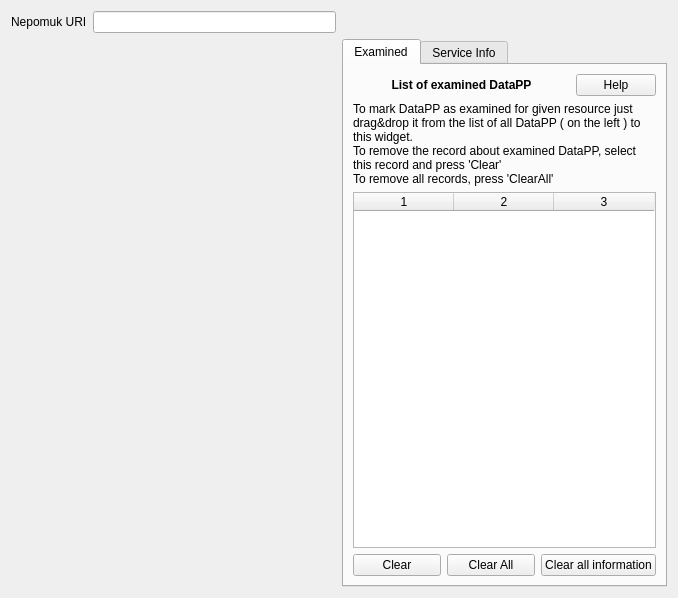
This is runtime/webextractor/console/infoPage.ui in KDE/nepomuk-web-extractor as Qt 5 draws it before an edit. The edited form follows.
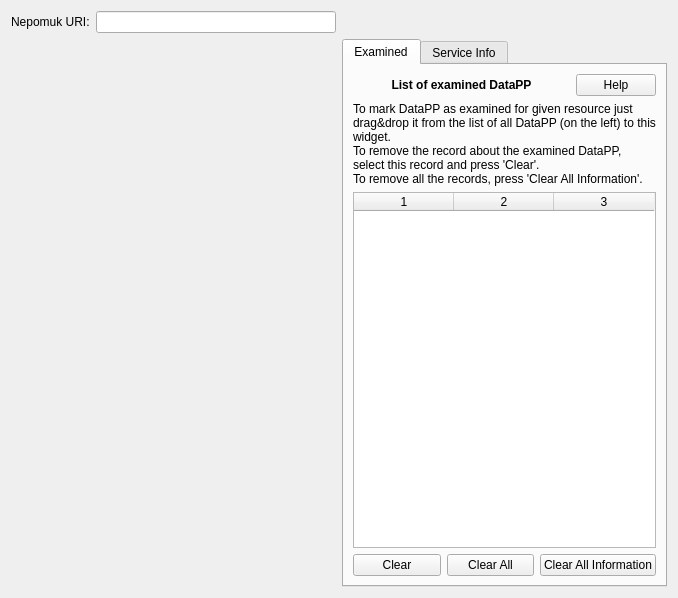
This is the edited form. Custom widgets are drawn as their Qt base class.

Diff of the .ui file:
```diff
--- a/runtime/webextractor/console/infoPage.ui
+++ b/runtime/webextractor/console/infoPage.ui
@@ -16,7 +16,7 @@
      <item>
       <widget class="QLabel" name="label_3">
        <property name="text">
-        <string>Nepomuk URI</string>
+        <string>Nepomuk URI:</string>
        </property>
       </widget>
      </item>
@@ -93,10 +93,8 @@
           <string>&lt;!DOCTYPE HTML PUBLIC &quot;-//W3C//DTD HTML 4.0//EN&quot; &quot;http://www.w3.org/TR/REC-html40/strict.dtd&quot;&gt;
 &lt;html&gt;&lt;head&gt;&lt;meta name=&quot;qrichtext&quot; content=&quot;1&quot; /&gt;&lt;style type=&quot;text/css&quot;&gt;
 p, li { white-space: pre-wrap; }
-&lt;/style&gt;&lt;/head&gt;&lt;body style=&quot; font-family:'Sans Serif'; font-size:9pt; font-weight:400; font-style:normal;&quot;&gt;
-&lt;p style=&quot; margin-top:0px; margin-bottom:0px; margin-left:0px; margin-right:0px; -qt-block-indent:0; text-indent:0px;&quot;&gt;To mark DataPP as examined for given resource just drag&amp;amp;drop it from the list of all DataPP ( on the left ) to this widget.&lt;/p&gt;
-&lt;p style=&quot; margin-top:0px; margin-bottom:0px; margin-left:0px; margin-right:0px; -qt-block-indent:0; text-indent:0px;&quot;&gt;To remove the record about examined DataPP, select this record and press 'Clear'&lt;/p&gt;
-&lt;p style=&quot; margin-top:0px; margin-bottom:0px; margin-left:0px; margin-right:0px; -qt-block-indent:0; text-indent:0px;&quot;&gt;To remove all records, press 'ClearAll'&lt;/p&gt;&lt;/body&gt;&lt;/html&gt;</string>
+&lt;/style&gt;&lt;/head&gt;&lt;body style=&quot; font-family:'DejaVu Sans'; font-size:9pt; font-weight:400; font-style:normal;&quot;&gt;
+&lt;p style=&quot; margin-top:12px; margin-bottom:12px; margin-left:0px; margin-right:0px; -qt-block-indent:0; text-indent:0px;&quot;&gt;To mark DataPP as examined for given resource just drag&amp;amp;drop it from the list of all DataPP (on the left) to this widget.&lt;br /&gt;To remove the record about the examined DataPP, select this record and press 'Clear'.&lt;br /&gt;To remove all the records, press 'Clear All Information'.&lt;/p&gt;&lt;/body&gt;&lt;/html&gt;</string>
          </property>
          <property name="textFormat">
           <enum>Qt::RichText</enum>
@@ -147,7 +145,7 @@
          <item>
           <widget class="KPushButton" name="clearServiceButton">
            <property name="text">
-            <string>Clear all information</string>
+            <string>Clear All Information</string>
            </property>
           </widget>
          </item>
```
Left out of the diff: 8 changed lines with no effect on the pictures.
